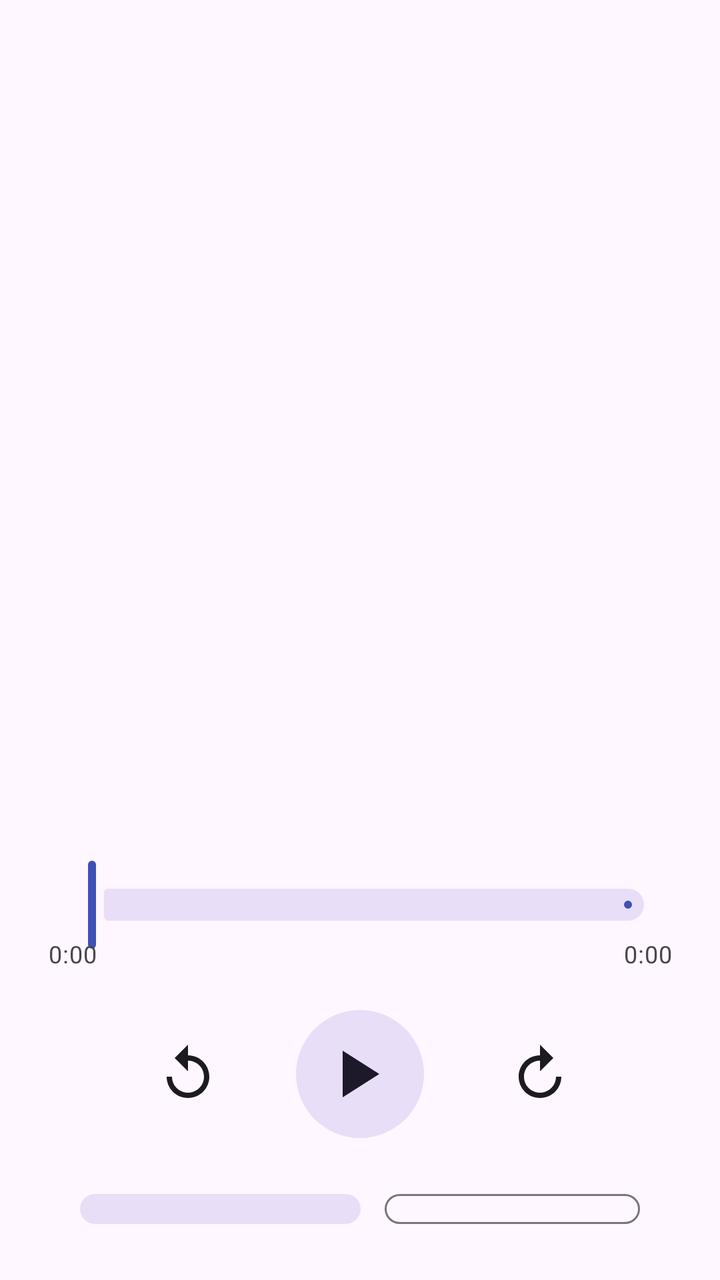
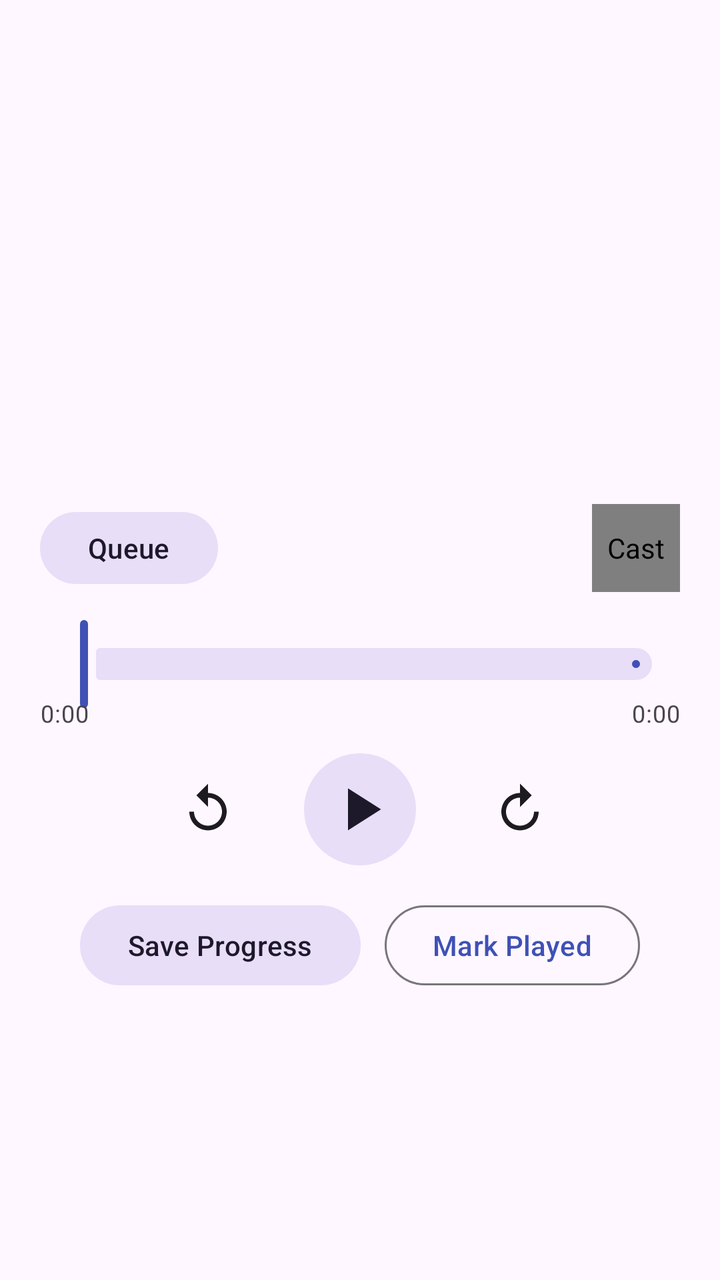

Screens rendered from an Android XML layout before and after an edit, with the pre-edit source and the edit as a unified diff.
<!-- AndroidManifest.xml: application theme Theme.MicahPod -->
<!-- res/layout/fragment_player.xml -->
<?xml version="1.0" encoding="utf-8"?>
<FrameLayout
    xmlns:android="http://schemas.android.com/apk/res/android"
    xmlns:app="http://schemas.android.com/apk/res-auto"
    android:layout_width="match_parent"
    android:layout_height="match_parent"
    android:background="?attr/colorSurface">

    
    <TextView
        android:id="@+id/emptyStateText"
        android:layout_width="wrap_content"
        android:layout_height="wrap_content"
        android:layout_gravity="center"
        android:text="No episode loaded.\nSelect one from Feed or Podcasts."
        android:textAlignment="center"
        android:textAppearance="?attr/textAppearanceBodyLarge"
        android:alpha="0.5"
        android:visibility="gone" />

    
    <LinearLayout
        android:id="@+id/playerContent"
        android:layout_width="match_parent"
        android:layout_height="match_parent"
        android:orientation="vertical"
        android:gravity="center_horizontal"
        android:padding="24dp">

        <ImageView
            android:id="@+id/artworkImage"
            android:layout_width="280dp"
            android:layout_height="280dp"
            android:layout_marginTop="24dp"
            android:scaleType="centerCrop"
            android:contentDescription="Artwork" />

        <TextView
            android:id="@+id/episodeTitleText"
            android:layout_width="match_parent"
            android:layout_height="wrap_content"
            android:layout_marginTop="24dp"
            android:textAppearance="?attr/textAppearanceTitleLarge"
            android:textAlignment="center"
            android:maxLines="3"
            android:ellipsize="end" />

        <TextView
            android:id="@+id/podcastTitleText"
            android:layout_width="match_parent"
            android:layout_height="wrap_content"
            android:layout_marginTop="4dp"
            android:textAppearance="?attr/textAppearanceBodyMedium"
            android:textAlignment="center"
            android:alpha="0.7"
            android:maxLines="1"
            android:ellipsize="end" />

        <com.google.android.material.slider.Slider
            android:id="@+id/seekBar"
            android:layout_width="match_parent"
            android:layout_height="wrap_content"
            android:layout_marginTop="24dp"
            android:valueFrom="0"
            android:valueTo="100"
            android:value="0"
            android:stepSize="0" />

        <LinearLayout
            android:layout_width="match_parent"
            android:layout_height="wrap_content"
            android:orientation="horizontal"
            android:layout_marginTop="-8dp">

            <TextView
                android:id="@+id/currentTime"
                android:layout_width="0dp"
                android:layout_height="wrap_content"
                android:layout_weight="1"
                android:textAppearance="?attr/textAppearanceBodySmall"
                android:text="0:00" />

            <TextView
                android:id="@+id/totalTime"
                android:layout_width="0dp"
                android:layout_height="wrap_content"
                android:layout_weight="1"
                android:textAppearance="?attr/textAppearanceBodySmall"
                android:textAlignment="textEnd"
                android:text="0:00" />
        </LinearLayout>

        <LinearLayout
            android:layout_width="wrap_content"
            android:layout_height="wrap_content"
            android:orientation="horizontal"
            android:gravity="center_vertical"
            android:layout_marginTop="16dp">

            <com.google.android.material.button.MaterialButton
                android:id="@+id/skipBackButton"
                style="@style/Widget.Material3.Button.IconButton"
                android:layout_width="56dp"
                android:layout_height="56dp"
                app:icon="@drawable/ic_skip_back_15"
                app:iconSize="32dp"
                app:iconTint="?attr/colorOnSurface"
                android:contentDescription="Skip back 30s" />

            <com.google.android.material.button.MaterialButton
                android:id="@+id/playPauseButton"
                style="@style/Widget.Material3.Button.IconButton.Filled.Tonal"
                android:layout_width="72dp"
                android:layout_height="72dp"
                android:layout_marginStart="24dp"
                android:layout_marginEnd="24dp"
                app:icon="@drawable/ic_play"
                app:iconSize="40dp"
                android:contentDescription="Play/Pause" />

            <com.google.android.material.button.MaterialButton
                android:id="@+id/skipForwardButton"
                style="@style/Widget.Material3.Button.IconButton"
                android:layout_width="56dp"
                android:layout_height="56dp"
                app:icon="@drawable/ic_skip_forward_30"
                app:iconSize="32dp"
                app:iconTint="?attr/colorOnSurface"
                android:contentDescription="Skip forward 30s" />
        </LinearLayout>

        <LinearLayout
            android:layout_width="match_parent"
            android:layout_height="wrap_content"
            android:orientation="horizontal"
            android:gravity="center"
            android:layout_marginTop="20dp">

            <com.google.android.material.button.MaterialButton
                android:id="@+id/saveProgressButton"
                style="@style/Widget.Material3.Button.TonalButton"
                android:layout_width="wrap_content"
                android:layout_height="wrap_content"
                android:text="@string/save_progress" />

            <com.google.android.material.button.MaterialButton
                android:id="@+id/markPlayedButton"
                style="@style/Widget.Material3.Button.OutlinedButton"
                android:layout_width="wrap_content"
                android:layout_height="wrap_content"
                android:layout_marginStart="12dp"
                android:text="@string/mark_played" />
        </LinearLayout>

        <com.google.android.material.button.MaterialButton
            android:id="@+id/queueButton"
            style="@style/Widget.Material3.Button.TextButton"
            android:layout_width="wrap_content"
            android:layout_height="wrap_content"
            android:layout_marginTop="8dp"
            android:text="@string/queue" />

        <TextView
            android:id="@+id/saveStatusText"
            android:layout_width="match_parent"
            android:layout_height="wrap_content"
            android:layout_marginTop="8dp"
            android:textAlignment="center"
            android:textAppearance="?attr/textAppearanceBodySmall"
            android:alpha="0.7" />
    </LinearLayout>
</FrameLayout>
<!-- resources referenced by this layout -->
<resources>
  <!-- drawable ic_play (drawable) -->
  <vector xmlns:android="http://schemas.android.com/apk/res/android"
      android:width="24dp"
      android:height="24dp"
      android:viewportWidth="24"
      android:viewportHeight="24"
      android:tint="?attr/colorOnSurface">
      <path
          android:fillColor="@android:color/white"
          android:pathData="M8,5v14l11,-7z" />
  </vector>
  <!-- drawable ic_skip_back_15 (drawable) -->
  <vector xmlns:android="http://schemas.android.com/apk/res/android"
      android:width="24dp"
      android:height="24dp"
      android:viewportWidth="24"
      android:viewportHeight="24"
      android:tint="?attr/colorOnSurface">
      <path
          android:fillColor="@android:color/white"
          android:pathData="M12,5V1L7,6l5,5V7c3.31,0 6,2.69 6,6s-2.69,6 -6,6 -6,-2.69 -6,-6H4c0,4.42 3.58,8 8,8s8,-3.58 8,-8 -3.58,-8 -8,-8z" />
  </vector>
  <!-- drawable ic_skip_forward_30 (drawable) -->
  <vector xmlns:android="http://schemas.android.com/apk/res/android"
      android:width="24dp"
      android:height="24dp"
      android:viewportWidth="24"
      android:viewportHeight="24"
      android:tint="?attr/colorOnSurface">
      <path
          android:fillColor="@android:color/white"
          android:pathData="M12,5V1l5,5 -5,5V7c-3.31,0 -6,2.69 -6,6s2.69,6 6,6 6,-2.69 6,-6h2c0,4.42 -3.58,8 -8,8s-8,-3.58 -8,-8 3.58,-8 8,-8z" />
  </vector>
  <string name="mark_played">Mark Played</string>
  <string name="queue">Queue</string>
  <string name="save_progress">Save Progress</string>
  <style name="Theme.MicahPod" parent="Theme.Material3.DayNight.NoActionBar">
          <item name="colorPrimary">@color/md_theme_primary</item>
          <item name="colorOnPrimary">@color/md_theme_on_primary</item>
          <item name="colorSecondary">@color/md_theme_secondary</item>
          <item name="colorOnSecondary">@color/md_theme_on_secondary</item>
          <item name="android:statusBarColor" tools:targetApi="l">@color/md_theme_primary</item>
      </style>
  <color name="md_theme_primary">#3F51B5</color>
  <color name="md_theme_on_primary">#FFFFFF</color>
  <color name="md_theme_secondary">#03DAC6</color>
  <color name="md_theme_on_secondary">#000000</color>
</resources>

<!-- the commit's change to res/layout/fragment_player.xml (unified diff, before → after) -->
@@ -18,20 +18,21 @@
         android:alpha="0.5"
         android:visibility="gone" />
 
-    
     <LinearLayout
         android:id="@+id/playerContent"
         android:layout_width="match_parent"
         android:layout_height="match_parent"
         android:orientation="vertical"
         android:gravity="center_horizontal"
-        android:padding="24dp">
+        android:paddingHorizontal="20dp"
+        android:paddingTop="8dp"
+        android:paddingBottom="12dp">
 
         <ImageView
             android:id="@+id/artworkImage"
-            android:layout_width="280dp"
-            android:layout_height="280dp"
-            android:layout_marginTop="24dp"
+            android:layout_width="180dp"
+            android:layout_height="180dp"
+            android:layout_marginTop="4dp"
             android:scaleType="centerCrop"
             android:contentDescription="Artwork" />
 
@@ -39,28 +40,69 @@
             android:id="@+id/episodeTitleText"
             android:layout_width="match_parent"
             android:layout_height="wrap_content"
-            android:layout_marginTop="24dp"
-            android:textAppearance="?attr/textAppearanceTitleLarge"
-            android:textAlignment="center"
-            android:maxLines="3"
+            android:layout_marginTop="12dp"
+            android:textAppearance="?attr/textAppearanceTitleMedium"
+            android:textAlignment="center"
+            android:maxLines="2"
             android:ellipsize="end" />
 
         <TextView
             android:id="@+id/podcastTitleText"
             android:layout_width="match_parent"
             android:layout_height="wrap_content"
-            android:layout_marginTop="4dp"
-            android:textAppearance="?attr/textAppearanceBodyMedium"
+            android:layout_marginTop="2dp"
+            android:textAppearance="?attr/textAppearanceBodySmall"
             android:textAlignment="center"
             android:alpha="0.7"
             android:maxLines="1"
             android:ellipsize="end" />
 
+        
+        <LinearLayout
+            android:layout_width="match_parent"
+            android:layout_height="wrap_content"
+            android:layout_marginTop="8dp"
+            android:gravity="center_vertical"
+            android:orientation="horizontal">
+
+            <com.google.android.material.button.MaterialButton
+                android:id="@+id/queueButton"
+                style="@style/Widget.Material3.Button.TonalButton"
+                android:layout_width="wrap_content"
+                android:layout_height="wrap_content"
+                android:minHeight="44dp"
+                android:text="@string/queue" />
+
+            <Space
+                android:layout_width="0dp"
+                android:layout_height="1dp"
+                android:layout_weight="1" />
+
+            <androidx.mediarouter.app.MediaRouteButton
+                android:id="@+id/castButton"
+                android:layout_width="44dp"
+                android:layout_height="44dp"
+                android:contentDescription="@string/cast"
+                app:mediaRouteButtonTint="?attr/colorOnSurface" />
+        </LinearLayout>
+
+        <TextView
+            android:id="@+id/castingStatusText"
+            android:layout_width="match_parent"
+            android:layout_height="wrap_content"
+            android:layout_marginTop="2dp"
+            android:textAppearance="?attr/textAppearanceBodySmall"
+            android:textColor="?attr/colorPrimary"
+            android:textAlignment="center"
+            android:maxLines="1"
+            android:ellipsize="end"
+            android:visibility="gone" />
+
         <com.google.android.material.slider.Slider
             android:id="@+id/seekBar"
             android:layout_width="match_parent"
             android:layout_height="wrap_content"
-            android:layout_marginTop="24dp"
+            android:layout_marginTop="12dp"
             android:valueFrom="0"
             android:valueTo="100"
             android:value="0"
@@ -95,36 +137,36 @@
             android:layout_height="wrap_content"
             android:orientation="horizontal"
             android:gravity="center_vertical"
-            android:layout_marginTop="16dp">
+            android:layout_marginTop="8dp">
 
             <com.google.android.material.button.MaterialButton
                 android:id="@+id/skipBackButton"
                 style="@style/Widget.Material3.Button.IconButton"
-                android:layout_width="56dp"
-                android:layout_height="56dp"
+                android:layout_width="52dp"
+                android:layout_height="52dp"
                 app:icon="@drawable/ic_skip_back_15"
-                app:iconSize="32dp"
+                app:iconSize="28dp"
                 app:iconTint="?attr/colorOnSurface"
                 android:contentDescription="Skip back 30s" />
 
             <com.google.android.material.button.MaterialButton
                 android:id="@+id/playPauseButton"
                 style="@style/Widget.Material3.Button.IconButton.Filled.Tonal"
-                android:layout_width="72dp"
-                android:layout_height="72dp"
-                android:layout_marginStart="24dp"
-                android:layout_marginEnd="24dp"
+                android:layout_width="64dp"
+                android:layout_height="64dp"
+                android:layout_marginStart="20dp"
+                android:layout_marginEnd="20dp"
                 app:icon="@drawable/ic_play"
-                app:iconSize="40dp"
+                app:iconSize="36dp"
                 android:contentDescription="Play/Pause" />
 
             <com.google.android.material.button.MaterialButton
                 android:id="@+id/skipForwardButton"
                 style="@style/Widget.Material3.Button.IconButton"
-                android:layout_width="56dp"
-                android:layout_height="56dp"
+                android:layout_width="52dp"
+                android:layout_height="52dp"
                 app:icon="@drawable/ic_skip_forward_30"
-                app:iconSize="32dp"
+                app:iconSize="28dp"
                 app:iconTint="?attr/colorOnSurface"
                 android:contentDescription="Skip forward 30s" />
         </LinearLayout>
@@ -134,7 +176,7 @@
             android:layout_height="wrap_content"
             android:orientation="horizontal"
             android:gravity="center"
-            android:layout_marginTop="20dp">
+            android:layout_marginTop="12dp">
 
             <com.google.android.material.button.MaterialButton
                 android:id="@+id/saveProgressButton"
@@ -152,19 +194,11 @@
                 android:text="@string/mark_played" />
         </LinearLayout>
 
-        <com.google.android.material.button.MaterialButton
-            android:id="@+id/queueButton"
-            style="@style/Widget.Material3.Button.TextButton"
-            android:layout_width="wrap_content"
-            android:layout_height="wrap_content"
-            android:layout_marginTop="8dp"
-            android:text="@string/queue" />
-
         <TextView
             android:id="@+id/saveStatusText"
             android:layout_width="match_parent"
             android:layout_height="wrap_content"
-            android:layout_marginTop="8dp"
+            android:layout_marginTop="6dp"
             android:textAlignment="center"
             android:textAppearance="?attr/textAppearanceBodySmall"
             android:alpha="0.7" />
<!-- resource entries referenced after the edit -->
@@ -33,6 +33,7 @@
           android:fillColor="@android:color/white"
           android:pathData="M12,5V1l5,5 -5,5V7c-3.31,0 -6,2.69 -6,6s2.69,6 6,6 6,-2.69 6,-6h2c0,4.42 -3.58,8 -8,8s-8,-3.58 -8,-8 3.58,-8 8,-8z" />
   </vector>
+  <string name="cast">Cast</string>
   <string name="mark_played">Mark Played</string>
   <string name="queue">Queue</string>
   <string name="save_progress">Save Progress</string>
